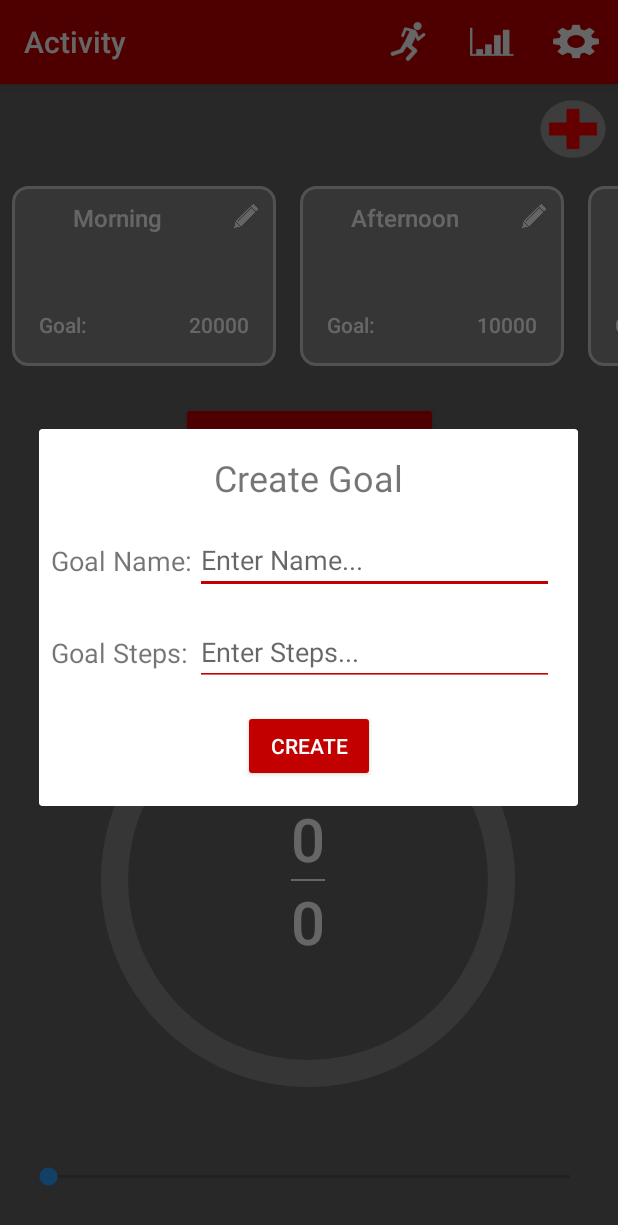
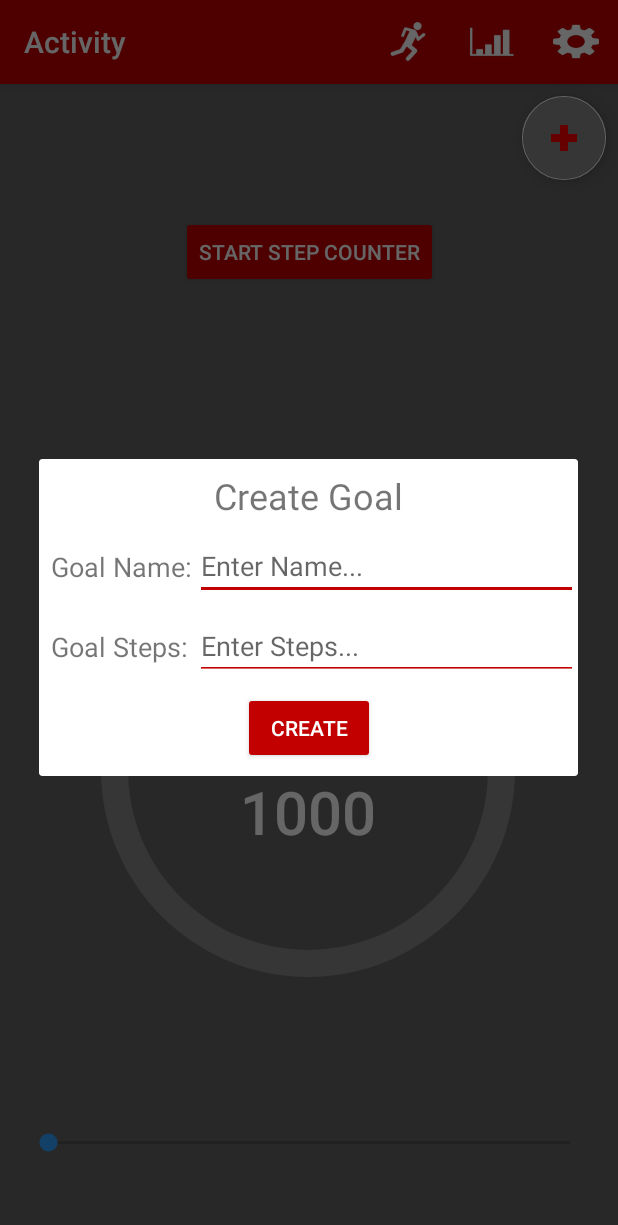
Before and after one commit to EanCo26/CotterIain_KeepFitApp, an Android app: the screen it shows after launch (MainActivity), after a tap on an icon or button, on a phone screen of 412 x 824 dp. Shown: the top 1225 px of the screen. Run offline under Robolectric (Android 15) with nearby library versions, the phone set to English and light mode, and no system bars; our stand-ins replace Room's generated code.

Commit message:
Database -  add goal
Currently database is setup and can add to goal (from main thread).
Will modify to work on separate thread after setting edit and deletion of goals from database and setup to update UI on change to LiveData.

```diff
--- a/app/src/main/java/me/uos/cotteriain_keepfitapp/GoalAdapter.java
+++ b/app/src/main/java/me/uos/cotteriain_keepfitapp/GoalAdapter.java
@@ -10,20 +10,16 @@ import java.util.List;
 
 import androidx.annotation.NonNull;
 import androidx.recyclerview.widget.RecyclerView;
+import me.uos.cotteriain_keepfitapp.database.GoalEntry;
 
 public class GoalAdapter extends RecyclerView.Adapter<GoalAdapter.ViewHolder> {
 
-    private List<GoalItem> goalList;
+    private List<GoalEntry> goalList;
     final private GoalClickListener goalClickListener;
 
-    public GoalAdapter(List<GoalItem> goalList, GoalClickListener goalClickListener) {
+    public GoalAdapter(List<GoalEntry> goalList, GoalClickListener goalClickListener) {
         this.goalList = goalList;
         this.goalClickListener = goalClickListener;
-    }
-
-    public GoalAdapter(List<GoalItem> goalList) {
-        this.goalList = goalList;
-        goalClickListener = null;
     }
 
     @NonNull
--- a/app/src/main/java/me/uos/cotteriain_keepfitapp/GoalItem.java
+++ /dev/null
@@ -1,15 +0,0 @@
-package me.uos.cotteriain_keepfitapp;
-
-public class GoalItem {
-
-    private String name;
-    private int steps;
-
-    public GoalItem(String name, int steps) {
-        this.name = name;
-        this.steps = steps;
-    }
-
-    public String getName() { return name; }
-    public int getSteps() { return steps; }
-}
--- a/app/src/main/java/me/uos/cotteriain_keepfitapp/MainActivity.java
+++ b/app/src/main/java/me/uos/cotteriain_keepfitapp/MainActivity.java
@@ -4,24 +4,25 @@ import androidx.annotation.NonNull;
 import androidx.appcompat.app.AlertDialog;
 import androidx.appcompat.app.AppCompatActivity;
 import androidx.constraintlayout.widget.ConstraintLayout;
-import androidx.fragment.app.Fragment;
-import androidx.fragment.app.FragmentManager;
 import androidx.recyclerview.widget.LinearLayoutManager;
 import androidx.recyclerview.widget.RecyclerView;
+import me.uos.cotteriain_keepfitapp.database.GoalDatabase;
+import me.uos.cotteriain_keepfitapp.database.GoalEntry;
 
 import android.content.Intent;
 import android.os.Bundle;
+import android.text.TextUtils;
 import android.util.Log;
 import android.view.Menu;
 import android.view.MenuItem;
 import android.view.View;
 import android.widget.Button;
 import android.widget.EditText;
-import android.widget.ImageView;
 import android.widget.ProgressBar;
-import android.widget.RelativeLayout;
 import android.widget.SeekBar;
 import android.widget.TextView;
+
+import com.google.android.material.floatingactionbutton.FloatingActionButton;
 
 import java.util.ArrayList;
 import java.util.List;
@@ -31,61 +32,54 @@ public class MainActivity extends AppCompatActivity implements GoalAdapter.GoalC
     private final String TAG = "UI/" + MainActivity.class.getSimpleName();
 
     private LinearLayoutManager layoutManager;
-    private RelativeLayout selectedGoal = null;
-    private List<GoalItem> goalList = new ArrayList<>();
+    private ConstraintLayout selectedGoal = null;
+    private List<GoalEntry> goalList = new ArrayList<>();
+    private RecyclerView recyclerView;
 
-    RecyclerView recyclerView;
-
+    private FloatingActionButton floatingActionButton;
     private AlertDialog.Builder dialogBuilder;
     private AlertDialog dialog;
     private EditText goal_name, goal_steps;
-    private Button create_button;
+    private Button popup_button;
+
+    private GoalDatabase goalDatabase;
 
     private int goalId = Integer.MAX_VALUE;
     private int goalSteps = 0;
 
-    private TextView header;
+    private TextView header, stepsText, goalStepsText;
     private ProgressBar circleProgress;
-    private TextView stepsText;
-    private TextView goalStepsText;
     private SeekBar updateActivity;
 
-    enum Screen{
-        MAIN,
-        HISTORY,
-        SETTINGS
-    }
+    final private GoalAdapter.GoalClickListener goalClickListener = this;
 
     @Override
     protected void onCreate(Bundle savedInstanceState) {
         super.onCreate(savedInstanceState);
         setContentView(R.layout.activity_main);
 
+        assignActivityElements();
+
+        goalDatabase = GoalDatabase.getsInstance(getApplicationContext());
+
         layoutManager = new LinearLayoutManager(this);
         layoutManager.setOrientation(LinearLayoutManager.HORIZONTAL);
-        recyclerView = (RecyclerView) findViewById(R.id.recycle_view);
         recyclerView.setLayoutManager(layoutManager);
-
-        goalList.add(new GoalItem("Morning", 20000));
-        goalList.add(new GoalItem("Afternoon", 10000));
-        goalList.add(new GoalItem("Night", 5000));
-        goalList.add(new GoalItem("Early Morning", 500000000));
-
-        GoalAdapter goalAdapter = new GoalAdapter(goalList, this);
+        goalList = goalDatabase.goalDao().loadAllGoals();
+        GoalAdapter goalAdapter = new GoalAdapter(goalList, goalClickListener);
         recyclerView.setAdapter(goalAdapter);
 
-        header = (TextView)findViewById(R.id.header);
-        circleProgress = (ProgressBar) findViewById(R.id.circle);
-        stepsText = (TextView)findViewById(R.id.steps);
-        goalStepsText = (TextView)findViewById(R.id.goal_number);
-        updateActivity = (SeekBar) findViewById(R.id.update_activity);
-
-        updateUI();
+        floatingActionButton.setOnClickListener(new View.OnClickListener() {
+            @Override
+            public void onClick(View v) {
+                createPopup(v);
+            }
+        });
 
         updateActivity.setOnSeekBarChangeListener(new SeekBar.OnSeekBarChangeListener() {
             @Override
             public void onProgressChanged(SeekBar seekBar, int progress, boolean fromUser) {
-                updateUI();
+//                updateUI();
             }
 
             @Override
@@ -100,25 +94,43 @@ public class MainActivity extends AppCompatActivity implements GoalAdapter.GoalC
         });
     }
 
+    private void assignActivityElements(){
+        recyclerView = (RecyclerView) findViewById(R.id.recycle_view);
+
+        floatingActionButton = (FloatingActionButton) findViewById(R.id.add_goal);
+
+        header = (TextView)findViewById(R.id.header);
+        circleProgress = (ProgressBar) findViewById(R.id.circle);
+        stepsText = (TextView)findViewById(R.id.steps);
+        goalStepsText = (TextView)findViewById(R.id.goal_number);
+        updateActivity = (SeekBar) findViewById(R.id.update_activity);
+    }
+
     public void createPopup(View view){
         dialogBuilder = new AlertDialog.Builder(this);
-        final View popup = getLayoutInflater().inflate(R.layout.create_popup, null);
-        goal_name = (EditText) popup.findViewById(R.id.create_name);
-        goal_steps = (EditText) popup.findViewById(R.id.create_steps);
-        create_button = (Button) popup.findViewById(R.id.create_button);
-
+        View popup = getLayoutInflater().inflate(R.layout.create_popup, null);
         dialogBuilder.setView(popup);
         dialog = dialogBuilder.create();
         dialog.show();
 
-        create_button.setOnClickListener(new View.OnClickListener() {
-            @Override
-            public void onClick(View v) {
-                goalList.add(new GoalItem(goal_name.getText().toString(), 10));
-                GoalAdapter goalAdapter = new GoalAdapter(goalList);
-                recyclerView.setAdapter(goalAdapter);
-                dialog.dismiss();
-            }
+        goal_name = (EditText) popup.findViewById(R.id.create_name);
+        goal_steps = (EditText) popup.findViewById(R.id.create_steps);
+        popup_button = (Button) popup.findViewById(R.id.create_button);
+        popup_button.setOnClickListener(new View.OnClickListener() {
+                @Override
+                public void onClick(View v) {
+                    if(!TextUtils.isEmpty(goal_name.getText().toString()) && !TextUtils.isEmpty(goal_steps.getText().toString())) {
+                        String name = goal_name.getText().toString();
+                        Integer steps = Integer.parseInt(goal_steps.getText().toString());
+                        GoalEntry goalEntry = new GoalEntry(name, steps);
+
+                        goalDatabase.goalDao().createGoal(goalEntry);
+                        goalList = goalDatabase.goalDao().loadAllGoals();
+                        GoalAdapter goalAdapter = new GoalAdapter(goalList, goalClickListener);
+                        recyclerView.setAdapter(goalAdapter);
+                        dialog.dismiss();
+                    }
+                }
         });
     }
 
@@ -127,16 +139,15 @@ public class MainActivity extends AppCompatActivity implements GoalAdapter.GoalC
         final View popup = getLayoutInflater().inflate(R.layout.edit_popup, null);
         goal_name = (EditText) popup.findViewById(R.id.edit_name);
         goal_steps = (EditText) popup.findViewById(R.id.edit_steps);
-        create_button = (Button) popup.findViewById(R.id.edit_button);
+        popup_button = (Button) popup.findViewById(R.id.edit_button);
 
         dialogBuilder.setView(popup);
         dialog = dialogBuilder.create();
         dialog.show();
 
-        create_button.setOnClickListener(new View.OnClickListener() {
+        popup_button.setOnClickListener(new View.OnClickListener() {
             @Override
             public void onClick(View v) {
-
                 dialog.dismiss();
             }
         });
@@ -182,22 +193,26 @@ public class MainActivity extends AppCompatActivity implements GoalAdapter.GoalC
                 Log.d(TAG, "The Goal Item was not updated");
                 return;
             }
+//            goalList.get(goalId).setActive(false);
             selectedGoal.setBackgroundResource(R.drawable.empty_border);
         }
+        goalId = itemIndex;
+//        goalList.get(goalId).setActive(true);
 
-        goalId = itemIndex;
-        selectedGoal = (RelativeLayout)layoutManager.findViewByPosition(goalId);
+        setActiveGoalUI();
+    }
+
+    private void setActiveGoalUI(){
+        selectedGoal = (ConstraintLayout) layoutManager.findViewByPosition(goalId);
         goalSteps = goalList.get(goalId).getSteps();
         selectedGoal.setBackgroundResource(R.drawable.selected_border);
-
-        updateUI();
     }
 
-    private void updateUI(){
-        header.setText("Steps - " + updateActivity.getProgress() + "%");
-        circleProgress.setProgress(updateActivity.getProgress());
-        int count = Math.round((goalSteps /100f)*updateActivity.getProgress());
-        stepsText.setText(Integer.toString(count));
-        goalStepsText.setText(Integer.toString(goalSteps));
-    }
+//    private void updateUI(){
+//        header.setText("Steps - " + updateActivity.getProgress() + "%");
+//        circleProgress.setProgress(updateActivity.getProgress());
+//        int count = Math.round((goalSteps /100f)*updateActivity.getProgress());
+//        stepsText.setText(Integer.toString(count));
+//        goalStepsText.setText(Integer.toString(goalSteps));
+//    }
 }
--- /dev/null
+++ b/app/src/main/java/me/uos/cotteriain_keepfitapp/database/GoalDao.java
@@ -0,0 +1,30 @@
+package me.uos.cotteriain_keepfitapp.database;
+
+import java.util.List;
+
+import androidx.room.Dao;
+import androidx.room.Delete;
+import androidx.room.Insert;
+import androidx.room.OnConflictStrategy;
+import androidx.room.Query;
+import androidx.room.Update;
+
+@Dao
+public interface GoalDao {
+
+    //todo(1) Change DAO to use LiveData
+    @Query("SELECT * FROM goal")
+    List<GoalEntry> loadAllGoals();
+
+    @Insert
+    void createGoal(GoalEntry goalEntry);
+
+    @Update(onConflict = OnConflictStrategy.REPLACE)
+    void editGoal(GoalEntry goalEntry);
+
+    @Delete
+    void deleteGoal(GoalEntry goalEntry);
+
+    @Query("SELECT * FROM goal WHERE id = :id")
+    GoalEntry loadGoalById(int id);
+}
--- /dev/null
+++ b/app/src/main/java/me/uos/cotteriain_keepfitapp/database/GoalDatabase.java
@@ -0,0 +1,27 @@
+package me.uos.cotteriain_keepfitapp.database;
+
+
+import android.content.Context;
+
+import androidx.room.Database;
+import androidx.room.Room;
+import androidx.room.RoomDatabase;
+
+@Database(entities = {GoalEntry.class}, version = 1, exportSchema = false)
+public abstract class GoalDatabase extends RoomDatabase {
+
+    private static final Object LOCK = new Object();
+    private static final String DB_NAME = "goalDatabase";
+    private static GoalDatabase sInstance;
+    public abstract GoalDao goalDao();
+
+    public static GoalDatabase getsInstance(Context context) {
+        if(sInstance == null){
+            synchronized (LOCK){
+                //todo(2) remove .allowMainThreadQueries to have it run on seperate thread after LiveData introduced
+                sInstance = Room.databaseBuilder(context.getApplicationContext(), GoalDatabase.class, GoalDatabase.DB_NAME).allowMainThreadQueries().build();
+            }
+        }
+        return sInstance;
+    }
+}
--- a/app/src/main/res/layout/activity_main.xml
+++ b/app/src/main/res/layout/activity_main.xml
@@ -8,16 +8,15 @@
     android:orientation="vertical"
     tools:context=".MainActivity">
 
-    <ImageView
+    <com.google.android.material.floatingactionbutton.FloatingActionButton
         android:id="@+id/add_goal"
-        android:layout_width="44dp"
-        android:layout_height="44dp"
-        android:layout_marginTop="8dp"
-        android:layout_marginRight="8dp"
+        android:layout_width="wrap_content"
+        android:layout_height="wrap_content"
+        android:layout_margin="8dp"
         android:clickable="true"
-        android:onClick="createPopup"
-        android:src="@drawable/add_goal"
-        app:layout_constraintEnd_toEndOf="parent"
+        android:backgroundTint="@color/goal_grey"
+        android:src="@drawable/add_icon"
+        app:layout_constraintRight_toRightOf="parent"
         app:layout_constraintTop_toTopOf="parent" />
 
     <androidx.recyclerview.widget.RecyclerView
@@ -25,6 +24,8 @@
         android:layout_width="match_parent"
         android:layout_height="wrap_content"
         android:layout_marginTop="8dp"
+        app:layout_constraintEnd_toEndOf="parent"
+        app:layout_constraintStart_toStartOf="parent"
         app:layout_constraintTop_toBottomOf="@+id/add_goal" />
 
     <Button
--- a/app/src/main/res/layout/create_popup.xml
+++ b/app/src/main/res/layout/create_popup.xml
@@ -8,7 +8,8 @@
         android:id="@+id/title"
         android:layout_width="wrap_content"
         android:layout_height="wrap_content"
-        android:layout_margin="16dp"
+        android:layout_marginBottom="8dp"
+        android:layout_marginTop="8dp"
         app:layout_constraintTop_toTopOf="parent"
         app:layout_constraintStart_toStartOf="parent"
         app:layout_constraintEnd_toEndOf="parent"
@@ -30,9 +31,8 @@
         android:id="@+id/create_name"
         android:layout_width="0dp"
         android:layout_height="match_parent"
-        android:layout_marginTop="16dp"
-        android:layout_marginBottom="16dp"
-        android:layout_marginRight="16dp"
+        android:layout_marginBottom="8dp"
+        android:layout_marginTop="8dp"
         android:hint="Enter Name..."
         android:backgroundTint="@color/red"
         app:layout_constraintEnd_toEndOf="parent"
@@ -54,9 +54,8 @@
         android:id="@+id/create_steps"
         android:layout_width="0dp"
         android:layout_height="match_parent"
-        android:layout_marginTop="16dp"
-        android:layout_marginBottom="16dp"
-        android:layout_marginRight="16dp"
+        android:layout_marginBottom="8dp"
+        android:layout_marginTop="8dp"
         android:hint="Enter Steps..."
         android:backgroundTint="@color/red"
         android:inputType="number"
@@ -69,7 +68,8 @@
         android:id="@+id/create_button"
         android:layout_width="wrap_content"
         android:layout_height="wrap_content"
-        android:layout_margin="16dp"
+        android:layout_marginBottom="8dp"
+        android:layout_marginTop="8dp"
         app:layout_constraintTop_toBottomOf="@+id/create_steps"
         app:layout_constraintStart_toStartOf="parent"
         app:layout_constraintEnd_toEndOf="parent"
--- a/app/src/main/res/layout/goal_element.xml
+++ b/app/src/main/res/layout/goal_element.xml
@@ -1,5 +1,5 @@
 <?xml version="1.0" encoding="utf-8"?>
-<RelativeLayout xmlns:android="http://schemas.android.com/apk/res/android"
+<androidx.constraintlayout.widget.ConstraintLayout xmlns:android="http://schemas.android.com/apk/res/android"
     xmlns:tools="http://schemas.android.com/tools"
     xmlns:app="http://schemas.android.com/apk/res-auto"
     android:layout_width="176dp"
@@ -12,7 +12,8 @@
         style="@style/Text"
         android:layout_width="120dp"
         android:layout_height="wrap_content"
-        android:layout_alignParentLeft="true"
+        app:layout_constraintTop_toTopOf="parent"
+        app:layout_constraintStart_toStartOf="parent"
         android:text="Goal Name"
         android:textAlignment="center"
         android:textSize="16sp" />
@@ -21,19 +22,23 @@
         android:id="@+id/edit"
         android:layout_width="20dp"
         android:layout_height="20dp"
-        android:layout_alignParentRight="true"
+        app:layout_constraintTop_toTopOf="parent"
+        app:layout_constraintEnd_toEndOf="parent"
         android:clickable="true"
         android:onClick="editPopup"
         android:src="@drawable/pencil_icon" />
 
     <TextView
+        android:id="@+id/textView"
+        style="@style/Text"
         android:layout_width="wrap_content"
         android:layout_height="wrap_content"
         android:layout_margin="8dp"
-        android:layout_alignParentBottom="true"
-        style="@style/Text"
+        android:text="Goal:"
         android:textSize="14sp"
-        android:text="Goal:"/>
+        app:layout_constraintBottom_toBottomOf="parent"
+        app:layout_constraintStart_toStartOf="parent"
+        app:layout_constraintTop_toBottomOf="@+id/goal_name" />
 
     <TextView
         android:id="@+id/goal_steps"
@@ -41,10 +46,11 @@
         android:layout_width="wrap_content"
         android:layout_height="wrap_content"
         android:layout_margin="8dp"
-        android:layout_alignParentBottom="true"
-        android:layout_alignParentRight="true"
+        android:text="1234000"
         android:textAlignment="textEnd"
         android:textSize="14sp"
-        android:text="1234000"/>
+        app:layout_constraintBottom_toBottomOf="parent"
+        app:layout_constraintEnd_toEndOf="parent"
+        app:layout_constraintTop_toBottomOf="@+id/goal_name" />
 
-</RelativeLayout>
+</androidx.constraintlayout.widget.ConstraintLayout>
```
Also changed, not shown: app/build.gradle (+9 -0 lines), app/src/main/java/me/uos/cotteriain_keepfitapp/database/GoalEntry.java (added, +34 -0 lines), app/src/main/res/layout/edit_popup.xml (+31 -18 lines), app/src/main/res/drawable/add_goal.png (deleted), app/src/main/res/drawable/add_icon.png (added).
